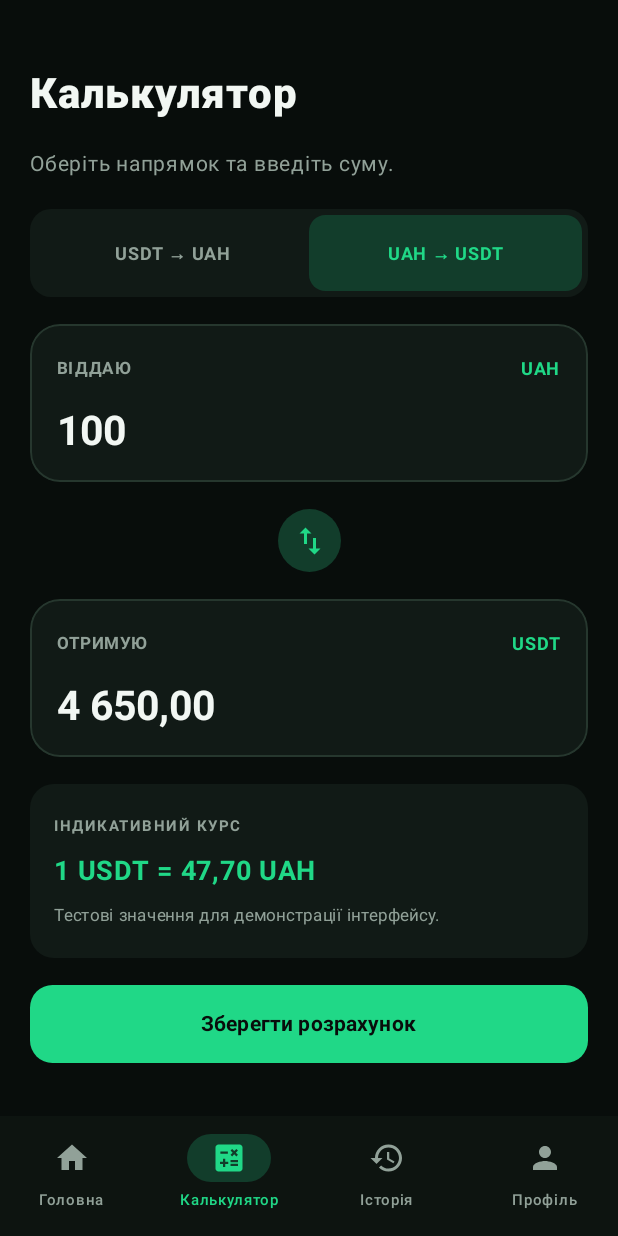
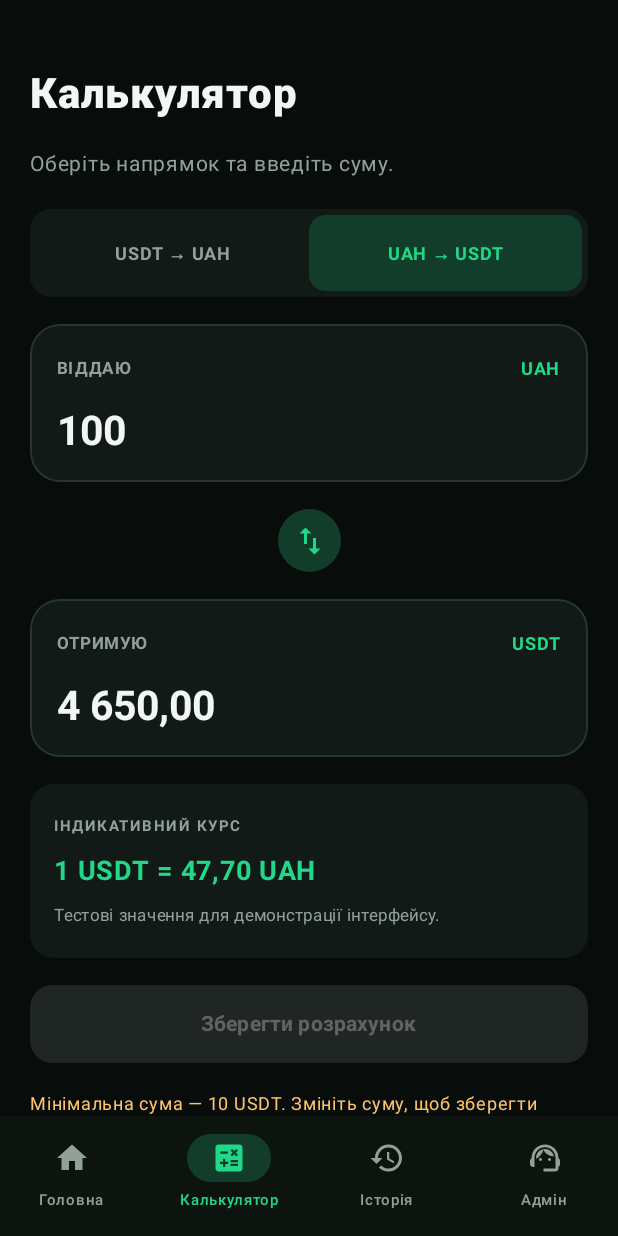
Before and after one commit to EgorMr111/soyer-one-android, an Android app built with Jetpack Compose: the screen it shows after launch (MainActivity), after a tap on "UAH → USDT", on a phone screen of 412 x 824 dp. Run offline under Robolectric (Android 15) with nearby library versions, the phone set to English and light mode, and no system bars; network calls fail; 2 other taps on this screen came first.

Commit message:
Add admin navigation and shared server-backed calculator settings

```diff
--- a/app/src/main/java/ua/soyer/one/MainActivity.kt
+++ b/app/src/main/java/ua/soyer/one/MainActivity.kt
@@ -99,7 +99,7 @@ fun SoyerApp() {
                         Triple("Головна", Icons.Filled.Home, 0),
                         Triple("Калькулятор", Icons.Filled.Calculate, 1),
                         Triple("Історія", Icons.Filled.History, 2),
-                        Triple("Профіль", Icons.Filled.Person, 3)
+                        Triple("Адмін", Icons.Filled.SupportAgent, 3)
                     )
                     items.forEach { (label, icon, index) ->
                         NavigationBarItem(
@@ -120,17 +120,17 @@ fun SoyerApp() {
             }
         ) { padding ->
             when (selectedTab) {
-                0 -> HomeScreen(Modifier.padding(padding), onCalculate = { selectedTab = 1 })
-                1 -> CalculatorScreen(Modifier.padding(padding), onSave = ::saveHistory)
+                0 -> HomeScreen(Modifier.padding(padding), onCalculate = { selectedTab = 1 }, settings = settings)
+                1 -> CalculatorScreen(Modifier.padding(padding), onSave = ::saveHistory, settings = settings)
                 2 -> HistoryScreen(Modifier.padding(padding), historyItems)
-                else -> InfoScreen(Modifier.padding(padding), "Профіль", "SOYER ONE — інформаційний застосунок SOYER EXCHANGE. Зараз доступні демонстраційні курси та локальна історія розрахунків.")
+                else -> AdminPanel(Modifier.padding(padding), current = settings, onSettingsUpdated = { settings = it })
             }
         }
     }
 }
 
 @Composable
-fun HomeScreen(modifier: Modifier = Modifier, onCalculate: () -> Unit) {
+fun HomeScreen(modifier: Modifier = Modifier, onCalculate: () -> Unit, settings: SoyerSettings = SoyerSettings()) {
     val context = LocalContext.current
     fun openTelegram(username: String) { context.startActivity(Intent(Intent.ACTION_VIEW, Uri.parse("https://t.me/$username"))) }
     Column(
@@ -254,16 +254,16 @@ fun FeatureRow(title: String, subtitle: String) {
 }
 
 @Composable
-fun CalculatorScreen(modifier: Modifier = Modifier, onSave: (String) -> Unit = {}) {
+fun CalculatorScreen(modifier: Modifier = Modifier, onSave: (String) -> Unit = {}, settings: SoyerSettings = SoyerSettings()) {
     var direction by remember { mutableStateOf(true) }
     var give by remember { mutableStateOf("100") }
     var receive by remember { mutableStateOf("4660") }
-    val rate = if (direction) 46.50 else 1.0 / 47.70
+    val rate = if (direction) settings.rateUsdtToUah else 1.0 / settings.rateUahToUsdt
     val formatter = remember { DecimalFormat("#,##0.00", DecimalFormatSymbols(Locale.US)) }
     fun formatAmount(value: Double): String = formatter.format(value).replace(",", " ").replace(".", ",")
     val giveAmount = give.filterNot { it.isWhitespace() }.replace(',', '.').toDoubleOrNull()
     val receiveAmount = receive.filterNot { it.isWhitespace() }.replace(',', '.').toDoubleOrNull()
-    val minimumMet = if (direction) (giveAmount ?: 0.0) >= 10.0 else (receiveAmount ?: 0.0) >= 10.0
+    val minimumMet = if (direction) (giveAmount ?: 0.0) >= settings.minimumUsdt else (giveAmount ?: 0.0) >= settings.minimumUsdt * settings.rateUahToUsdt
 
     fun updateGive(value: String) {
         give = value
```
